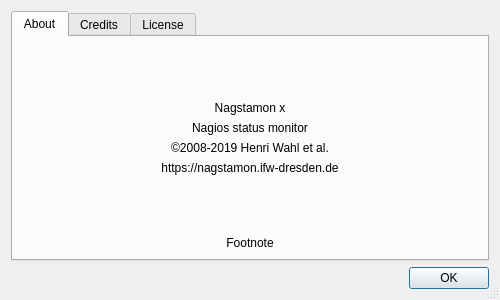
The window that Nagstamon/QUI/dialog_about.ui (HenriWahl/Nagstamon) describes before a commit, drawn with Qt 5.
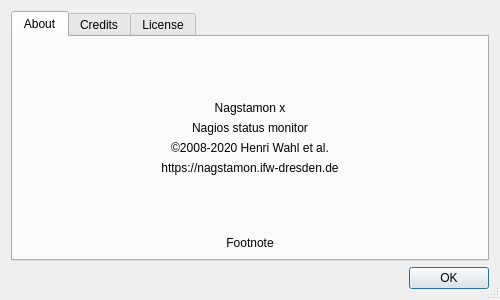
The same window after the commit.

Patch:
```diff
--- a/Nagstamon/QUI/dialog_about.ui
+++ b/Nagstamon/QUI/dialog_about.ui
@@ -75,7 +75,7 @@
        <item>
         <widget class="QLabel" name="label_copyright">
          <property name="text">
-          <string>©2008-2019 Henri Wahl et al.</string>
+          <string>©2008-2020 Henri Wahl et al.</string>
          </property>
          <property name="alignment">
           <set>Qt::AlignCenter</set>
```
